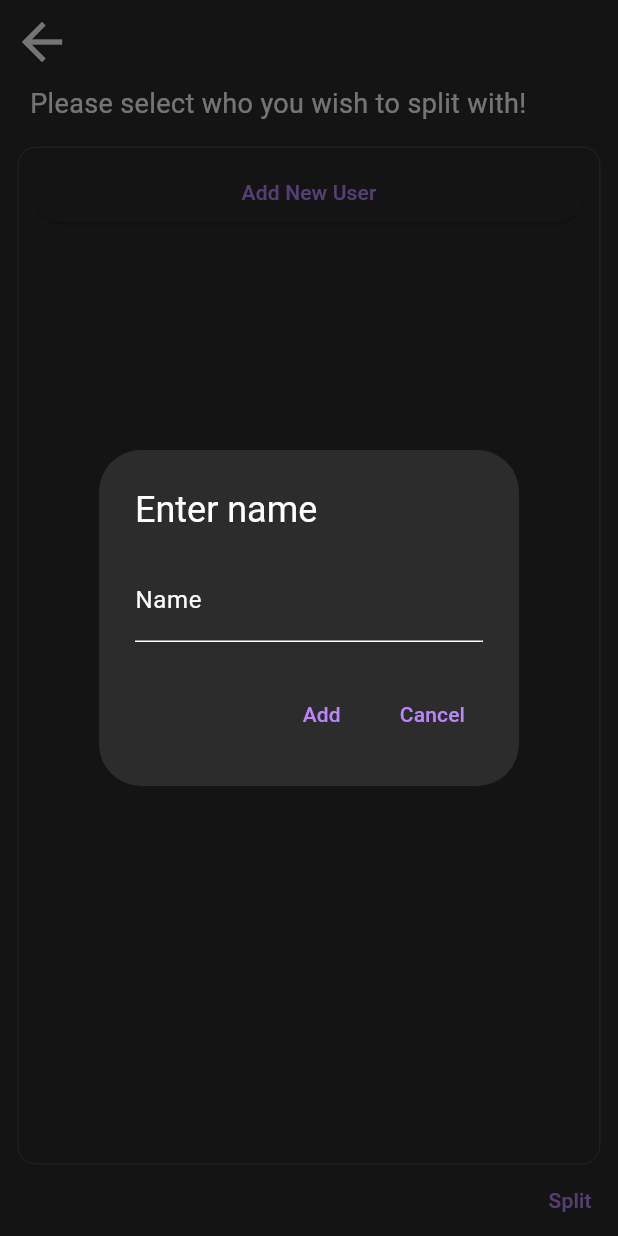
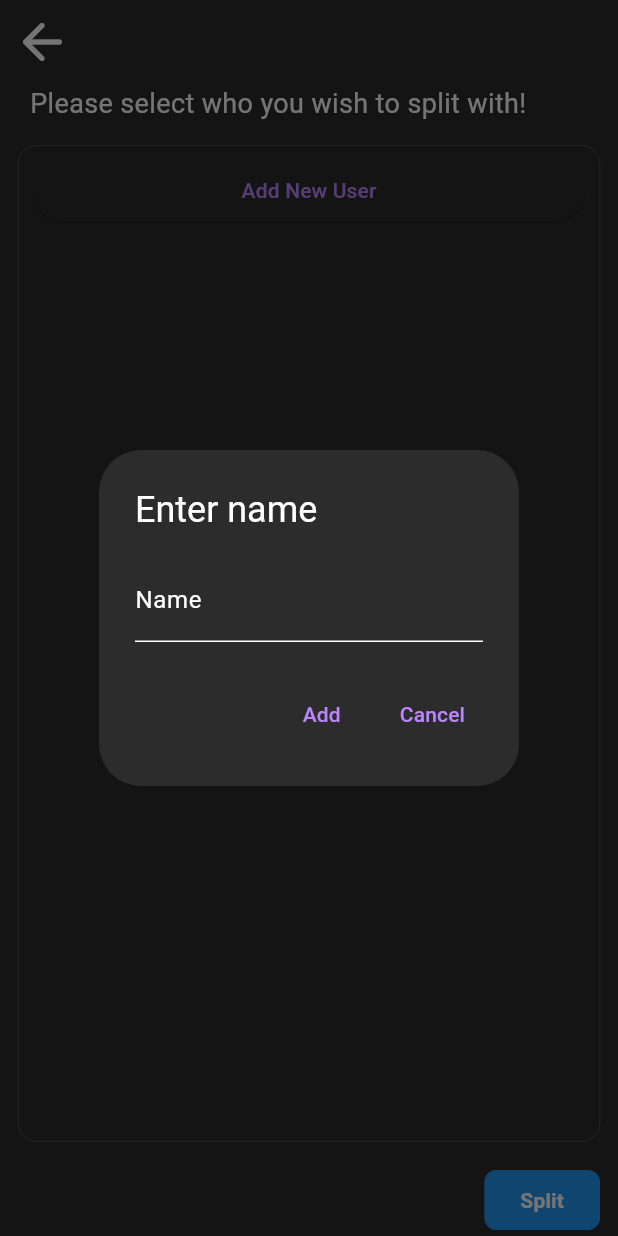
Before and after one commit to t-rav4/receipt_split, a Flutter app: the SelectUsersPage screen opened directly with empty values, after a tap on "Add New User", on a phone screen of 412 x 824 dp. Run offline on Flutter 3.47's test engine with Material 3 defaults, Android fonts, the phone set to English and light mode, and no system bars; our stand-ins replace file_picker, flutter_native_splash, shared_preferences; missing offline and left inert: read_pdf_text; accounts and stored records are empty.

Commit message:
style: button styling improved + list of users

```diff
--- a/lib/select_users_page.dart
+++ b/lib/select_users_page.dart
@@ -95,13 +95,14 @@ class _SelectUsersPageState extends State<SelectUsersPage> {
           children: [
             IconButton(
               onPressed: () => Navigator.of(context).pop(),
-              icon: Icon(Icons.arrow_back, size: 40),
+              icon: Icon(Icons.arrow_back_rounded, size: 40),
             ),
             Expanded(
               child: Padding(
                 padding: EdgeInsets.symmetric(horizontal: 12),
                 child: Column(
                   crossAxisAlignment: CrossAxisAlignment.start,
+                  spacing: 15.0,
                   children: [
                     Padding(
                       padding: EdgeInsets.symmetric(horizontal: 8),
@@ -110,7 +111,6 @@ class _SelectUsersPageState extends State<SelectUsersPage> {
                         style: TextStyle(fontSize: 18),
                       ),
                     ),
-                    SizedBox(height: 16),
                     Expanded(
                       child: Container(
                         padding:
@@ -119,7 +119,9 @@ class _SelectUsersPageState extends State<SelectUsersPage> {
                           border: Border.all(color: Colors.grey, width: 0.2),
                           borderRadius: BorderRadius.circular(12),
                         ),
-                        child: ListView.builder(
+                        child: ListView.separated(
+                          separatorBuilder: (context, index) =>
+                              SizedBox(height: 6),
                           itemCount: userOptions.length + 1,
                           itemBuilder: (context, index) {
                             if (index == userOptions.length) {
@@ -144,22 +146,21 @@ class _SelectUsersPageState extends State<SelectUsersPage> {
                                 });
                               },
                               isSelected: selectedUsers.contains(user),
-                              updateUser: updateUser
-
+                              updateUser: updateUser,
                             );
                           },
                         ),
                       ),
                     ),
+                    Container(
+                      alignment: Alignment.centerRight,
+                      child: StyledButton(
+                        label: "Split",
+                        onTap: () => goToReceiptSplit(),
+                      ),
+                    ),
                   ],
                 ),
-              ),
-            ),
-            Container(
-              alignment: Alignment.centerRight,
-              child: StyledButton(
-                label: "Split",
-                onTap: () => goToReceiptSplit(),
               ),
             ),
           ],
--- a/lib/widgets/list_user_item.dart
+++ b/lib/widgets/list_user_item.dart
@@ -8,13 +8,12 @@ class ListUserItem extends StatefulWidget {
   final bool isSelected;
   final Function(User updatedUser) updateUser;
 
-  const ListUserItem({
-    super.key,
-    required this.user,
-    required this.onPress,
-    required this.isSelected,
-    required this.updateUser
-  });
+  const ListUserItem(
+      {super.key,
+      required this.user,
+      required this.onPress,
+      required this.isSelected,
+      required this.updateUser});
 
   @override
   State<ListUserItem> createState() => _ListUserItemState();
@@ -28,14 +27,15 @@ class _ListUserItemState extends State<ListUserItem> {
         leading: ColourPickNote(
           user: widget.user,
           onSelect: (user) {
-           widget.updateUser(user);
+            widget.updateUser(user);
           },
         ),
         title: Text(widget.user.name),
         titleTextStyle: TextStyle(
           fontWeight: widget.isSelected ? FontWeight.bold : null,
         ),
-        selectedColor: Colors.white,
+        selectedTileColor: Color.fromRGBO(217, 217, 217, 1),
+        selectedColor: Colors.black,
         selected: widget.isSelected,
         onTap: () => widget.onPress(),
       ),
--- a/lib/widgets/styled_button.dart
+++ b/lib/widgets/styled_button.dart
@@ -14,8 +14,21 @@ class _StyledButtonState extends State<StyledButton> {
   @override
   Widget build(BuildContext context) {
     return TextButton(
+      style: TextButton.styleFrom(
+        padding: EdgeInsets.symmetric(horizontal: 24.0, vertical: 4.0),
+        backgroundColor: Colors.blue,
+        shape: RoundedRectangleBorder(
+          borderRadius: BorderRadius.circular(8.0),
+        ),
+      ),
       onPressed: widget.onTap,
-      child: Text(widget.label),
+      child: Text(
+        widget.label,
+        style: TextStyle(
+          color: Colors.white,
+          fontWeight: FontWeight.bold,
+        ),
+      ),
     );
   }
 }
```
